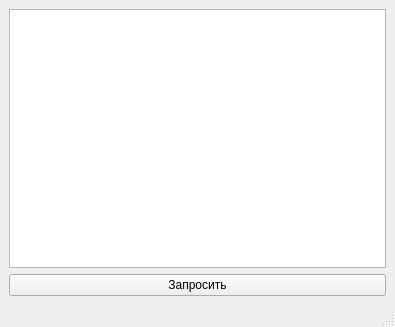
Above: second_window.ui from sepxxx/P6 before the change. Below: the same form after it.
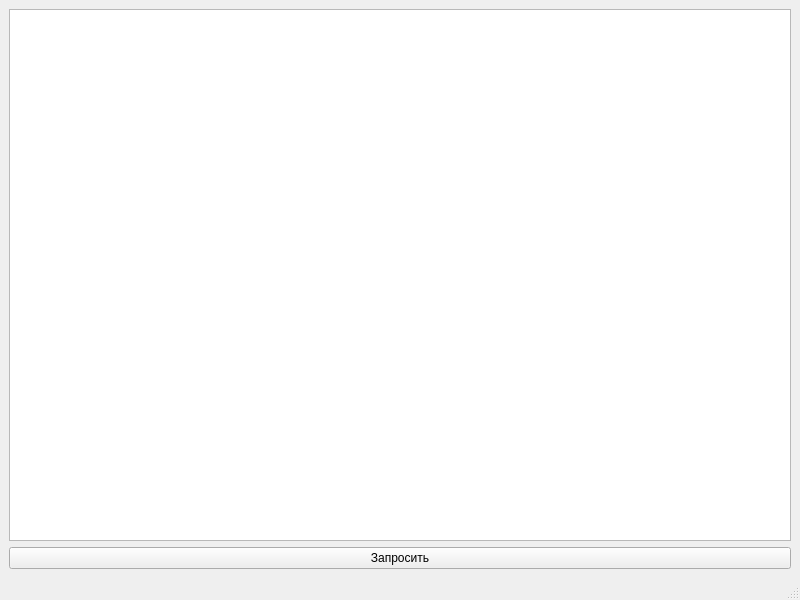
That is the form after the change.

```diff
--- a/second_window.ui
+++ b/second_window.ui
@@ -6,10 +6,16 @@
    <rect>
     <x>0</x>
     <y>0</y>
-    <width>395</width>
-    <height>327</height>
+    <width>800</width>
+    <height>600</height>
    </rect>
   </property>
+  <property name="minimumSize">
+   <size>
+    <width>800</width>
+    <height>600</height>
+   </size>
+  </property>
   <property name="windowTitle">
    <string>MainWindow</string>
   </property>
```
Left out of the diff: 4 changed lines with no effect on the pictures.
